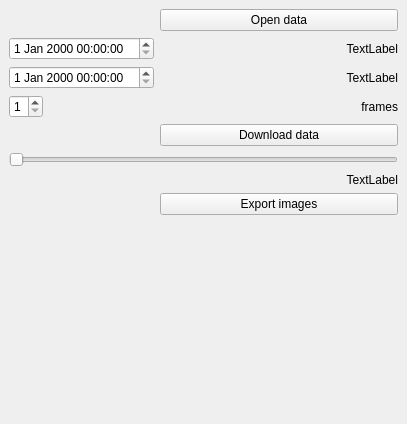
rodekruis/animateOsm, file plugin/AnimateOsm/aniosm_dockwidget_base.ui: the form before one commit.
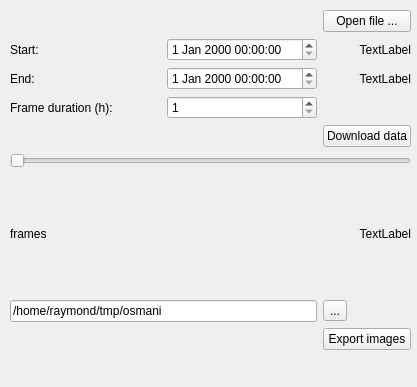
The form after the commit.

Commit message: extensions for exporting frames

The edit to the form file:
```diff
--- a/plugin/AnimateOsm/aniosm_dockwidget_base.ui
+++ b/plugin/AnimateOsm/aniosm_dockwidget_base.ui
@@ -6,42 +6,59 @@
    <rect>
     <x>0</x>
     <y>0</y>
-    <width>407</width>
-    <height>424</height>
+    <width>417</width>
+    <height>387</height>
    </rect>
   </property>
   <property name="windowTitle">
    <string>Animate OSM</string>
   </property>
   <widget class="QWidget" name="dockWidgetContents">
-   <layout class="QFormLayout" name="formLayout">
-    <property name="fieldGrowthPolicy">
-     <enum>QFormLayout::AllNonFixedFieldsGrow</enum>
+   <widget class="QWidget" name="">
+    <property name="geometry">
+     <rect>
+      <x>10</x>
+      <y>10</y>
+      <width>401</width>
+      <height>340</height>
+     </rect>
     </property>
-    <item row="0" column="1">
+    <layout class="QGridLayout" name="gridLayout">
+     <item row="5" column="0" colspan="3">
+      <widget class="QSlider" name="horizontalSlider_frames">
+       <property name="orientation">
+        <enum>Qt::Horizontal</enum>
+       </property>
+      </widget>
+     </item>
+     <item row="2" column="1">
+      <widget class="QDateTimeEdit" name="dateTimeEdit_end"/>
+     </item>
+     <item row="4" column="2">
+      <widget class="QPushButton" name="pushButton_download">
+       <property name="text">
+        <string>Download data</string>
+       </property>
+      </widget>
+     </item>
+     <item row="0" column="2">
      <widget class="QPushButton" name="pushButton_open_file">
       <property name="text">
-       <string>Open data</string>
+        <string>Open file ...</string>
       </property>
      </widget>
     </item>
-    <item row="1" column="0">
-     <widget class="QDateTimeEdit" name="dateTimeEdit_start"/>
-    </item>
     <item row="1" column="1">
-     <widget class="QLabel" name="label_animation_start">
-      <property name="text">
-       <string>TextLabel</string>
-      </property>
-      <property name="alignment">
-       <set>Qt::AlignRight|Qt::AlignTrailing|Qt::AlignVCenter</set>
-      </property>
-     </widget>
+      <widget class="QDateTimeEdit" name="dateTimeEdit_start"/>
     </item>
     <item row="3" column="0">
-     <widget class="QDateTimeEdit" name="dateTimeEdit_end"/>
-    </item>
-    <item row="3" column="1">
+      <widget class="QLabel" name="label_duration">
+       <property name="text">
+        <string>Frame duration (h):</string>
+       </property>
+      </widget>
+     </item>
+     <item row="2" column="2">
      <widget class="QLabel" name="label_animation_end">
       <property name="text">
        <string>TextLabel</string>
@@ -51,41 +68,72 @@
       </property>
      </widget>
     </item>
-    <item row="4" column="0">
-     <widget class="QSpinBox" name="spinBox_interval">
+     <item row="1" column="2">
+      <widget class="QLabel" name="label_animation_start">
+       <property name="text">
+        <string>TextLabel</string>
+       </property>
+       <property name="alignment">
+        <set>Qt::AlignRight|Qt::AlignTrailing|Qt::AlignVCenter</set>
+       </property>
+      </widget>
+     </item>
+     <item row="8" column="2">
+      <widget class="QPushButton" name="pushButton_export">
+       <property name="text">
+        <string>Export images</string>
+       </property>
+      </widget>
+     </item>
+     <item row="3" column="1">
+      <widget class="QSpinBox" name="spinBox_duration">
       <property name="minimum">
        <number>1</number>
       </property>
       <property name="maximum">
-       <number>4</number>
+        <number>24</number>
       </property>
      </widget>
     </item>
-    <item row="4" column="1">
+     <item row="1" column="0">
+      <widget class="QLabel" name="label_start">
+       <property name="text">
+        <string>Start:</string>
+       </property>
+      </widget>
+     </item>
+     <item row="2" column="0">
+      <widget class="QLabel" name="label_end">
+       <property name="text">
+        <string>End:</string>
+       </property>
+      </widget>
+     </item>
+     <item row="6" column="0">
      <widget class="QLabel" name="label_frames">
       <property name="text">
        <string>frames</string>
       </property>
       <property name="alignment">
-       <set>Qt::AlignRight|Qt::AlignTrailing|Qt::AlignVCenter</set>
+        <set>Qt::AlignLeading|Qt::AlignLeft|Qt::AlignVCenter</set>
       </property>
      </widget>
     </item>
-    <item row="5" column="1">
-     <widget class="QPushButton" name="pushButton_download">
+     <item row="7" column="2">
+      <widget class="QToolButton" name="toolButton_choose_output_dir">
       <property name="text">
-       <string>Download data</string>
+        <string>...</string>
       </property>
      </widget>
     </item>
-    <item row="6" column="0" colspan="2">
-     <widget class="QSlider" name="horizontalSlider_frames">
-      <property name="orientation">
-       <enum>Qt::Horizontal</enum>
+     <item row="7" column="0" colspan="2">
+      <widget class="QLineEdit" name="lineEdit_output_dir">
+       <property name="text">
+        <string>/home/raymond/tmp/osmani</string>
       </property>
      </widget>
     </item>
-    <item row="7" column="1">
+     <item row="6" column="1" colspan="2">
      <widget class="QLabel" name="label_actual_frame">
       <property name="text">
        <string>TextLabel</string>
@@ -95,14 +143,8 @@
       </property>
      </widget>
     </item>
-    <item row="8" column="1">
-     <widget class="QPushButton" name="pushButton_export">
-      <property name="text">
-       <string>Export images</string>
-      </property>
-     </widget>
-    </item>
-   </layout>
+    </layout>
+   </widget>
   </widget>
  </widget>
  <resources/>
```
Lines whose indentation alone changed are shown as unchanged. The commit also changes 2 other files.
